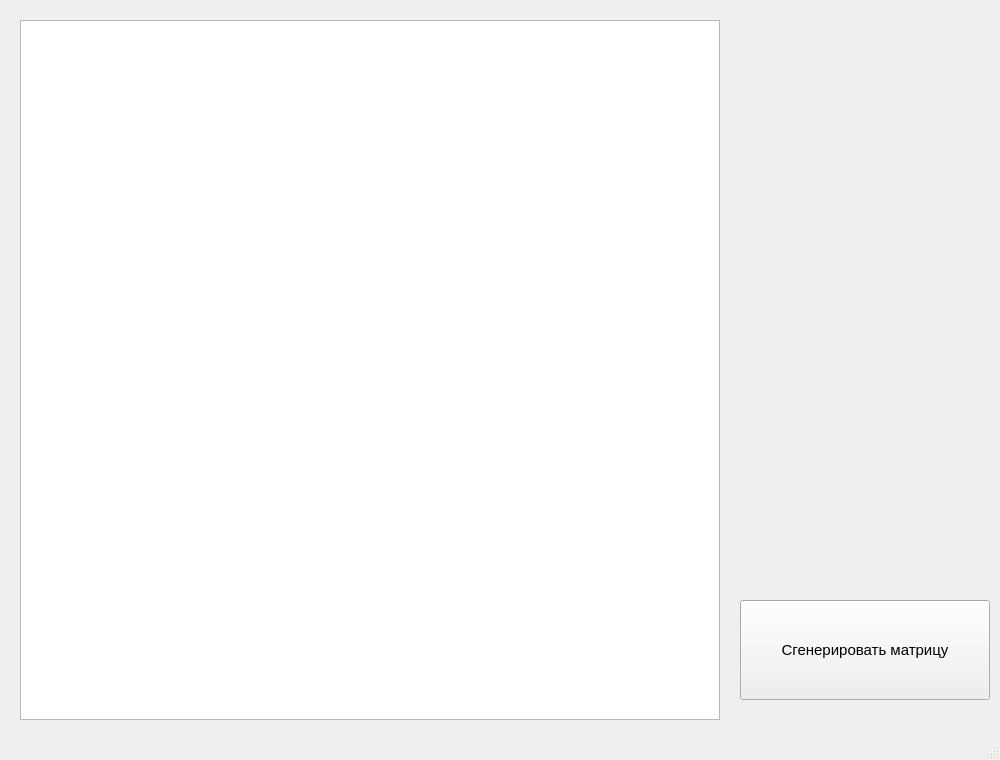
This is kramer/mainwindow.ui in vlemp/kramer_origin as Qt 5 draws it before an edit. The edited form follows.
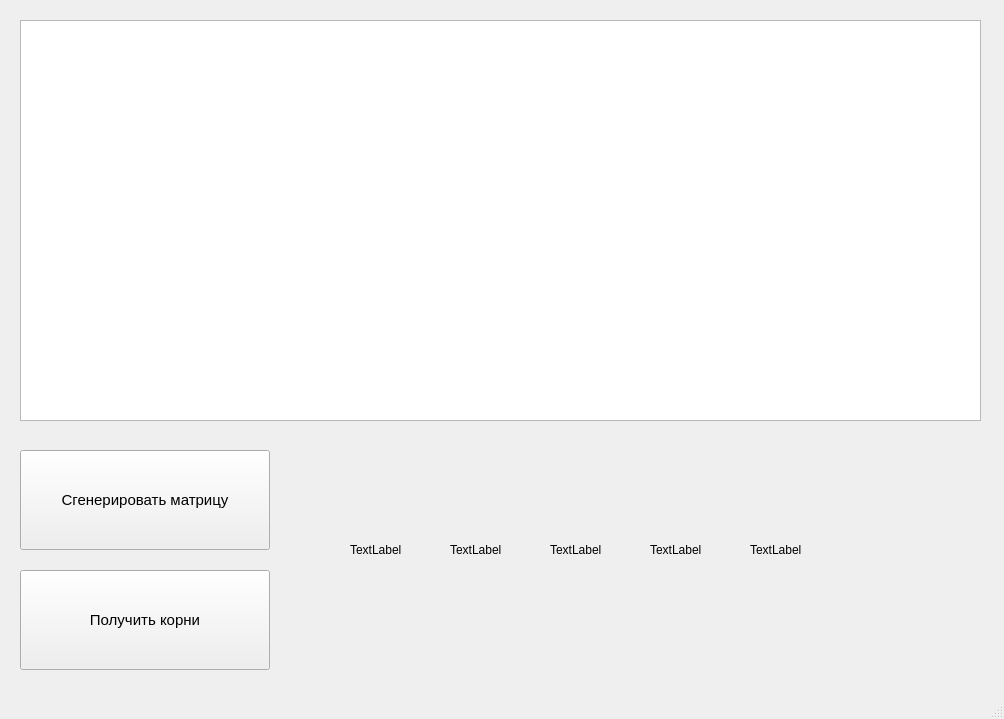
This is the edited form.

```diff
--- a/kramer/mainwindow.ui
+++ b/kramer/mainwindow.ui
@@ -2,12 +2,15 @@
 <ui version="4.0">
  <class>MainWindow</class>
  <widget class="QMainWindow" name="MainWindow">
+  <property name="enabled">
+   <bool>true</bool>
+  </property>
   <property name="geometry">
    <rect>
     <x>0</x>
     <y>0</y>
-    <width>1000</width>
-    <height>760</height>
+    <width>1004</width>
+    <height>719</height>
    </rect>
   </property>
   <property name="windowTitle">
@@ -17,8 +20,8 @@
    <widget class="QPushButton" name="GenMatrix">
     <property name="geometry">
      <rect>
-      <x>740</x>
-      <y>600</y>
+      <x>20</x>
+      <y>450</y>
       <width>250</width>
       <height>100</height>
      </rect>
@@ -37,8 +40,8 @@
      <rect>
       <x>20</x>
       <y>20</y>
-      <width>700</width>
-      <height>700</height>
+      <width>961</width>
+      <height>401</height>
      </rect>
     </property>
     <property name="font">
@@ -47,6 +50,92 @@
      </font>
     </property>
    </widget>
+   <widget class="QPushButton" name="GetAnswers">
+    <property name="enabled">
+     <bool>true</bool>
+    </property>
+    <property name="geometry">
+     <rect>
+      <x>20</x>
+      <y>570</y>
+      <width>250</width>
+      <height>100</height>
+     </rect>
+    </property>
+    <property name="font">
+     <font>
+      <pointsize>11</pointsize>
+     </font>
+    </property>
+    <property name="text">
+     <string>Получить корни</string>
+    </property>
+   </widget>
+   <widget class="QLabel" name="label">
+    <property name="geometry">
+     <rect>
+      <x>350</x>
+      <y>500</y>
+      <width>100</width>
+      <height>100</height>
+     </rect>
+    </property>
+    <property name="text">
+     <string>TextLabel</string>
+    </property>
+   </widget>
+   <widget class="QLabel" name="label_2">
+    <property name="geometry">
+     <rect>
+      <x>450</x>
+      <y>500</y>
+      <width>100</width>
+      <height>100</height>
+     </rect>
+    </property>
+    <property name="text">
+     <string>TextLabel</string>
+    </property>
+   </widget>
+   <widget class="QLabel" name="label_3">
+    <property name="geometry">
+     <rect>
+      <x>550</x>
+      <y>500</y>
+      <width>100</width>
+      <height>100</height>
+     </rect>
+    </property>
+    <property name="text">
+     <string>TextLabel</string>
+    </property>
+   </widget>
+   <widget class="QLabel" name="label_4">
+    <property name="geometry">
+     <rect>
+      <x>650</x>
+      <y>500</y>
+      <width>100</width>
+      <height>100</height>
+     </rect>
+    </property>
+    <property name="text">
+     <string>TextLabel</string>
+    </property>
+   </widget>
+   <widget class="QLabel" name="label_5">
+    <property name="geometry">
+     <rect>
+      <x>750</x>
+      <y>500</y>
+      <width>100</width>
+      <height>100</height>
+     </rect>
+    </property>
+    <property name="text">
+     <string>TextLabel</string>
+    </property>
+   </widget>
   </widget>
   <widget class="QMenuBar" name="menubar">
    <property name="geometry">
```
Left out of the diff: 2 changed lines with no effect on the pictures.
